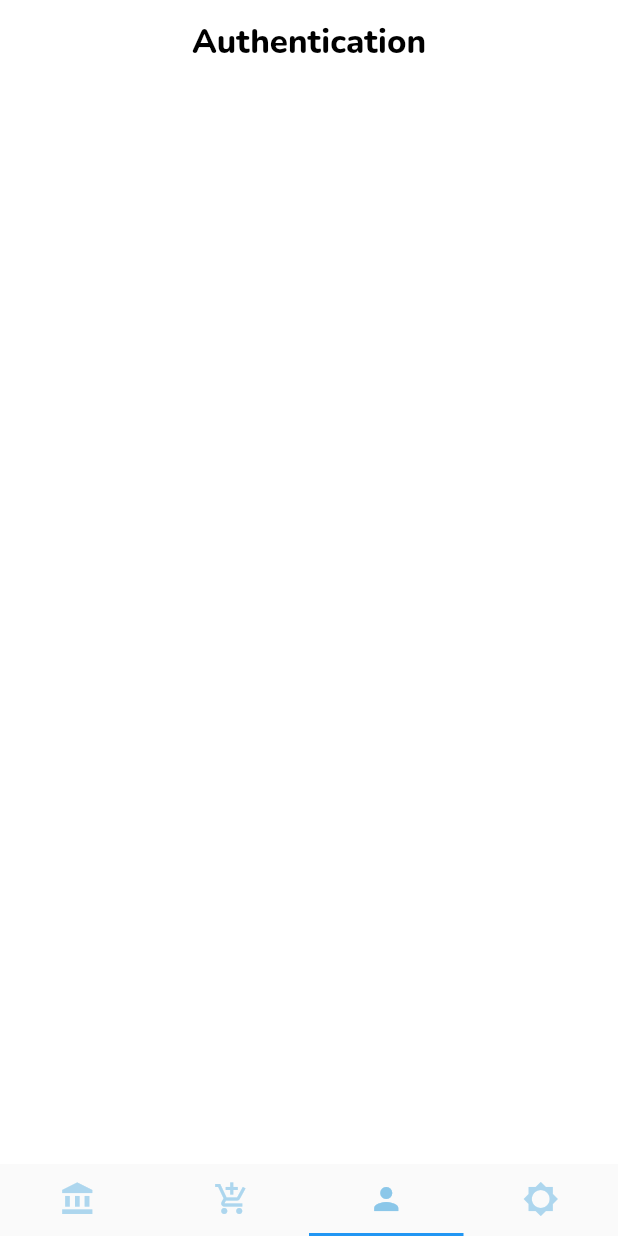
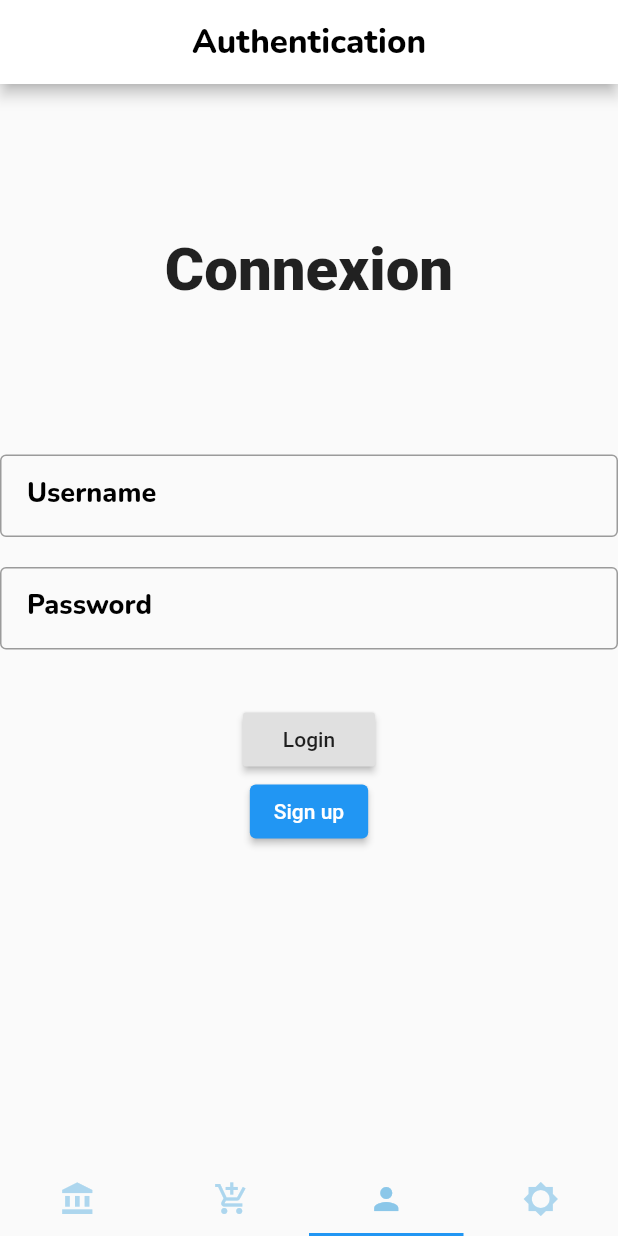
Before and after one commit to Laura398/WebSales, a Flutter app: the screen it shows after launch, item 3 of the bottom bar chosen, on a phone screen of 412 x 824 dp. Run offline on Flutter 3.47's test engine with Material 2 defaults, Android fonts, the phone set to English and light mode, and no system bars; our stand-ins replace equatable, google_fonts.

Commit message:
Merge branch 'main' into beuhbe

```diff
--- a/lib/main.dart
+++ b/lib/main.dart
@@ -2,6 +2,7 @@ import 'package:flutter/material.dart';
 import 'package:google_fonts/google_fonts.dart';
 import 'package:websales/src/auction.page.dart';
 import 'package:websales/src/auth.page.dart';
+import 'package:websales/src/auth.signUp.dart';
 import 'package:websales/src/settings.page.dart';
 // import 'package:websales/calendar_page.dart';
 
@@ -21,10 +22,17 @@ class WebSales extends StatelessWidget {
   @override
   Widget build(BuildContext context) {
     return MaterialApp(
-      title: 'WebSales',
+      // title: 'WebSales',
       theme: ThemeData(
         primarySwatch: Colors.blue,
       ),
+      routes: {
+        '/home': (context) => Home(),
+        '/myAuction': (context) => MyAuction(),
+        '/settings': (context) => Settings(),
+        '/auth': (context) => Auth(),
+        '/authSignUp': (context) => AuthInscription(),
+      },
       home: DefaultTabController(
         length: 4,
         child: Scaffold(
@@ -43,9 +51,5 @@ class WebSales extends StatelessWidget {
         ),
       ),
     );
-    centerTitle:
-    true;
-    backgroundColor:
-    Colors.white;
   }
 }
--- a/lib/src/auth.page.dart
+++ b/lib/src/auth.page.dart
@@ -1,10 +1,11 @@
 import 'package:flutter/material.dart';
 import 'package:google_fonts/google_fonts.dart';
+
+import 'auth.signUp.dart';
 export 'auth.page.dart';
 
-enum AuthStatus { unknown, authenticated, unauthenticated }
-
 class Auth extends StatefulWidget {
+  const Auth({Key? key}) : super(key: key);
   @override
   State<Auth> createState() => AuthState();
 }
@@ -12,7 +13,8 @@ class Auth extends StatefulWidget {
 class AuthState extends State<Auth> {
   @override
   Widget build(BuildContext context) {
-    return AppBar(
+    return Scaffold(
+      appBar: AppBar(
         title: Text(
           'Authentication',
           style: GoogleFonts.nunito(
@@ -23,6 +25,78 @@ class AuthState extends State<Auth> {
         ),
         centerTitle: true,
         backgroundColor: Colors.white,
+      ),
+      body: SingleChildScrollView(
+        child: AuthConnexion(),
+      ),
     );
   }
 }
+
+class AuthConnexion extends StatefulWidget {
+  const AuthConnexion({Key? key}) : super(key: key);
+  @override
+  State<StatefulWidget> createState() => Connexion();
+}
+
+class Connexion extends State<AuthConnexion> {
+  @override
+  Widget build(BuildContext context) {
+    return Form(
+      child: Column(
+        children: <Widget>[
+          Padding(padding: EdgeInsets.all(50)),
+          const Text(
+            'Connexion',
+            style: TextStyle(
+              fontSize: 40,
+              fontWeight: FontWeight.w800,
+            ),
+          ),
+          Padding(
+            padding: EdgeInsets.all(50),
+          ),
+          TextFormField(
+            decoration: InputDecoration(
+              border: OutlineInputBorder(),
+              contentPadding: EdgeInsets.all(18),
+              labelText: 'Username',
+              labelStyle: GoogleFonts.nunito(
+                color: Colors.black,
+                fontSize: 18,
+                fontWeight: FontWeight.w800,
+              ),
+            ),
+          ),
+          Padding(padding: EdgeInsets.all(10)),
+          TextFormField(
+            decoration: InputDecoration(
+              border: OutlineInputBorder(),
+              contentPadding: EdgeInsets.all(18),
+              labelText: 'Password',
+              labelStyle: GoogleFonts.nunito(
+                color: Colors.black,
+                fontSize: 18,
+                fontWeight: FontWeight.w800,
+              ),
+            ),
+          ),
+          Padding(padding: EdgeInsets.all(18)),
+          RaisedButton(
+            child: Text('Login'),
+            onPressed: () {},
+          ),
+          ElevatedButton(
+            onPressed: () {
+              Navigator.pushNamed(
+                context,
+                '/authSignUp',
+              );
+            },
+            child: Text('Sign up'),
+          ),
+        ],
+      ),
+    );
+  }
+}
--- a/pubspec.yaml
+++ b/pubspec.yaml
@@ -35,11 +35,7 @@ dependencies:
   # Use with the CupertinoIcons class for iOS style icons.
   cupertino_icons: ^1.0.2
   google_fonts: ^2.1.0
-<<<<<<< HEAD
   equatable: ^2.0.3
-=======
-  table_calendar: ^3.0.4
->>>>>>> main
 
 dev_dependencies:
   flutter_test:
```
Also changed, not shown: lib/src/auth.signUp.dart (added, +120 -0 lines), lib/src/home.page.dart (+4 -3 lines), images/logo.png (added), pubspec.lock. Lines whose indentation alone changed are shown as unchanged.
